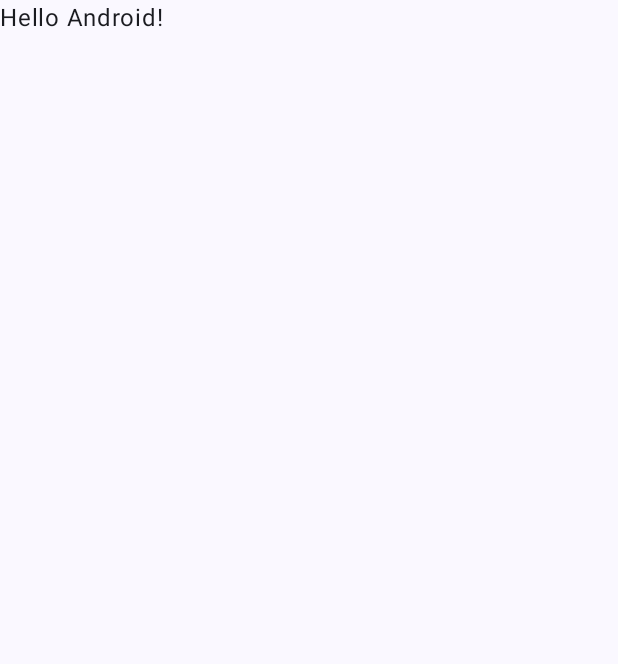
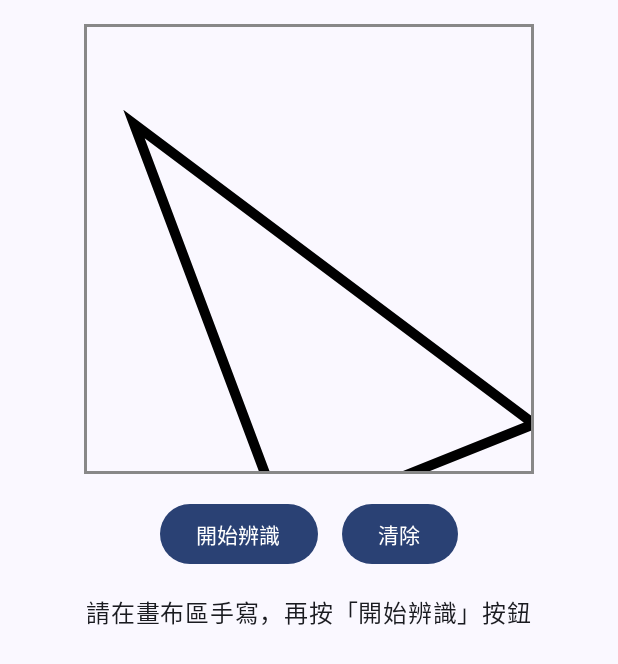
Before and after one commit to a960215951010-debug/a960215951010, an Android app built with Jetpack Compose: the screen it shows after launch (MainActivity), on a phone screen of 412 x 824 dp. Before the commit the part shown is almost empty. Shown: the top 664 px of the screen. Run offline under Robolectric (Android 15) with nearby library versions, the phone set to English and light mode, and no system bars.

Commit message:
v1 路徑

```diff
--- a/app/src/main/java/tw/edu/pu/csim/timmy/digitalink/MainActivity.kt
+++ b/app/src/main/java/tw/edu/pu/csim/timmy/digitalink/MainActivity.kt
@@ -4,13 +4,40 @@ import android.os.Bundle
 import androidx.activity.ComponentActivity
 import androidx.activity.compose.setContent
 import androidx.activity.enableEdgeToEdge
+import androidx.compose.foundation.Canvas
+import androidx.compose.foundation.border
+import androidx.compose.foundation.gestures.detectDragGestures
+import androidx.compose.foundation.layout.Arrangement
+import androidx.compose.foundation.layout.Column
+import androidx.compose.foundation.layout.Row
+import androidx.compose.foundation.layout.Spacer
 import androidx.compose.foundation.layout.fillMaxSize
+import androidx.compose.foundation.layout.fillMaxWidth
+import androidx.compose.foundation.layout.height
 import androidx.compose.foundation.layout.padding
+import androidx.compose.foundation.layout.size
+import androidx.compose.foundation.layout.width
+import androidx.compose.material3.Button
 import androidx.compose.material3.Scaffold
 import androidx.compose.material3.Text
 import androidx.compose.runtime.Composable
+import androidx.compose.runtime.getValue
+import androidx.compose.runtime.mutableIntStateOf
+import androidx.compose.runtime.mutableStateListOf
+import androidx.compose.runtime.mutableStateOf
+import androidx.compose.runtime.remember
+import androidx.compose.runtime.setValue
+import androidx.compose.ui.Alignment
 import androidx.compose.ui.Modifier
-import androidx.compose.ui.tooling.preview.Preview
+import androidx.compose.ui.draw.clipToBounds
+import androidx.compose.ui.geometry.Offset
+import androidx.compose.ui.graphics.Color
+import androidx.compose.ui.graphics.Path
+import androidx.compose.ui.graphics.StrokeCap
+import androidx.compose.ui.graphics.StrokeJoin
+import androidx.compose.ui.graphics.drawscope.Stroke
+import androidx.compose.ui.input.pointer.pointerInput
+import androidx.compose.ui.unit.dp
 import tw.edu.pu.csim.timmy.digitalink.ui.theme.DigitalInkTheme
 
 class MainActivity : ComponentActivity() {
@@ -20,8 +47,7 @@ class MainActivity : ComponentActivity() {
         setContent {
             DigitalInkTheme {
                 Scaffold(modifier = Modifier.fillMaxSize()) { innerPadding ->
-                    Greeting(
-                        name = "Android",
+                    Doodle(
                         modifier = Modifier.padding(innerPadding)
                     )
                 }
@@ -30,18 +56,132 @@ class MainActivity : ComponentActivity() {
     }
 }
 
+private data class StrokeLine(
+    val points: List<Offset>
+)
+
 @Composable
-fun Greeting(name: String, modifier: Modifier = Modifier) {
-    Text(
-        text = "Hello $name!",
+fun Doodle(modifier: Modifier = Modifier) {
+    val defaultPrompt = "請在畫布區手寫，再按「開始辨識」按鈕"
+    var recognizedText by remember { mutableStateOf(defaultPrompt) }
+
+    // 建立一個路徑物件（使用 apply 簡化）
+    var path by remember {
+        mutableStateOf(
+            Path().apply {
+                moveTo(50f, 100f) // 移動到起始點 (50f, 100f)
+                lineTo(200f, 500f) // 畫一條線到 (200f, 500f)
+                lineTo(450f, 400f) // 畫一條線到 (450f, 400f)
+                close() // 閉合路徑
+            }
+        )
+    }
+
+    val strokes = remember { mutableStateListOf<StrokeLine>() }
+    var strokeVersion by remember { mutableIntStateOf(0) }
+
+    Column(
         modifier = modifier
-    )
-}
+            .fillMaxSize()
+            .padding(top = 16.dp),
+        horizontalAlignment = Alignment.CenterHorizontally
+    ) {
+        Canvas(
+            modifier = Modifier
+                .size(300.dp)
+                .border(2.dp, Color.Gray)
+                .clipToBounds()
+                .pointerInput(Unit) {
+                    detectDragGestures(
+                        onDragStart = { offset ->
+                            strokes.add(StrokeLine(mutableStateListOf(offset)))
+                            strokeVersion++
+                        },
+                        onDrag = { change, _ ->
+                            change.consume()
+                            val currentStroke = strokes.lastOrNull()
+                            if (currentStroke != null && currentStroke.points is MutableList) {
+                                (currentStroke.points as MutableList<Offset>).add(change.position)
+                                strokeVersion++
+                            }
+                        }
+                    )
+                }
+        ) {
+            @Suppress("UNUSED_EXPRESSION")
+            strokeVersion
 
-@Preview(showBackground = true)
-@Composable
-fun GreetingPreview() {
-    DigitalInkTheme {
-        Greeting("Android")
+            // 繪製黑色路徑，透明度 1（不透明），線條粗細 10
+            drawPath(path, Color.Black, 1f, Stroke(10f))
+
+            // 保留原本的手寫軌跡繪製
+            strokes.forEach { stroke ->
+                if (stroke.points.size == 1) {
+                    val p = stroke.points.first()
+                    drawCircle(
+                        color = Color.Black,
+                        radius = 4.dp.toPx(),
+                        center = p
+                    )
+                } else if (stroke.points.size > 1) {
+                    val dragPath = Path().apply {
+                        moveTo(stroke.points.first().x, stroke.points.first().y)
+                        for (i in 1 until stroke.points.size) {
+                            lineTo(stroke.points[i].x, stroke.points[i].y)
+                        }
+                    }
+                    drawPath(
+                        path = dragPath,
+                        color = Color.Black,
+                        style = Stroke(
+                            width = 8.dp.toPx(),
+                            cap = StrokeCap.Round,
+                            join = StrokeJoin.Round
+                        )
+                    )
+                }
+            }
+        }
+
+        Spacer(modifier = Modifier.height(16.dp))
+
+        Row(
+            modifier = Modifier.fillMaxWidth(),
+            horizontalArrangement = Arrangement.Center,
+            verticalAlignment = Alignment.CenterVertically
+        ) {
+            Button(
+                onClick = {
+                    recognizedText = if (strokes.isEmpty()) {
+                        "尚未偵測到筆畫，請先在畫布區手寫"
+                    } else {
+                        "已送出 ${strokes.size} 筆畫進行辨識（待串接辨識模型）"
+                    }
+                }
+            ) {
+                Text("開始辨識")
+            }
+
+            Spacer(modifier = Modifier.width(16.dp))
+
+            // 清除畫布
+            Button(
+                onClick = {
+                    path = Path()
+                    strokes.clear()
+                    strokeVersion++
+                    recognizedText = defaultPrompt
+                }
+            ) {
+                Text("清除")
+            }
+        }
+
+        Spacer(modifier = Modifier.height(16.dp))
+
+        Text(
+            text = recognizedText,
+            modifier = Modifier.padding(horizontal = 16.dp)
+        )
     }
 }
```
